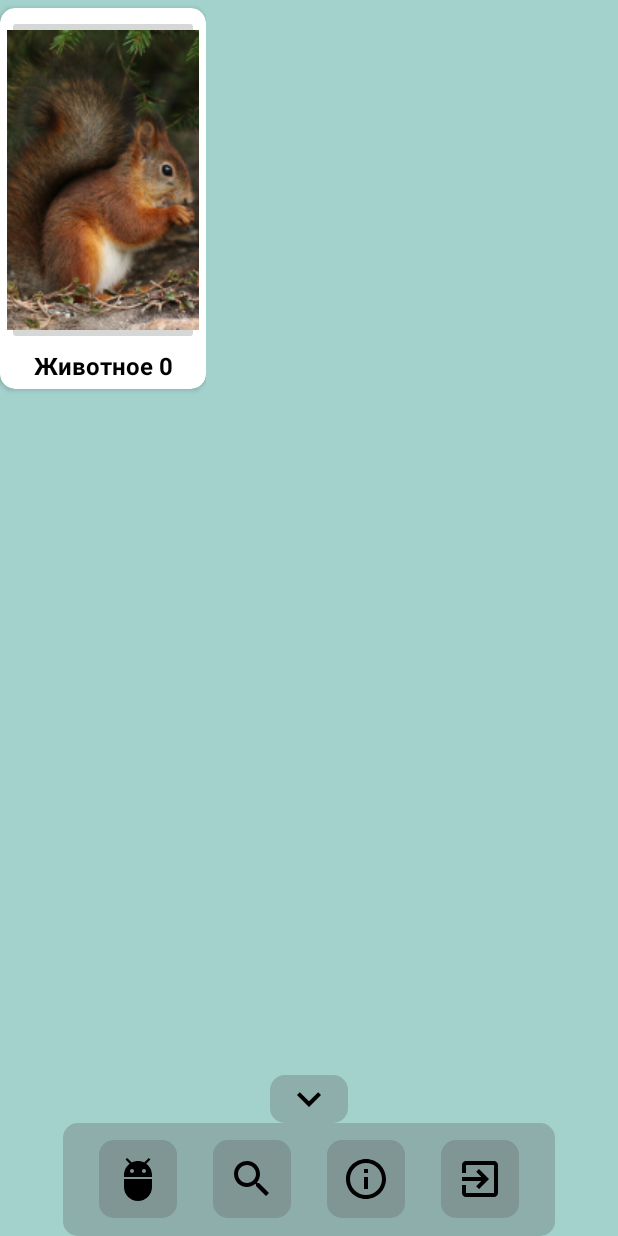
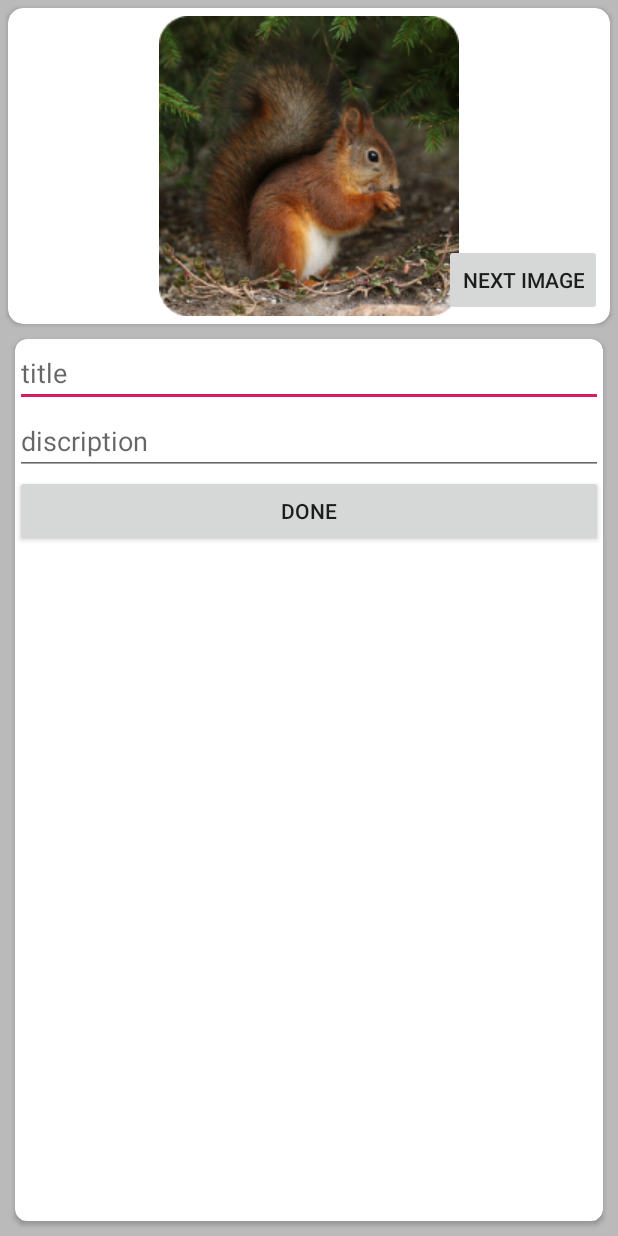
Before and after one commit to toffeantyri/TotemAnimals, an Android app: the screen it shows after launch (MainActivity before the commit, animal_editor_activity after it), after a tap on an icon or button, on a phone screen of 412 x 824 dp. Run offline under Robolectric (Android 15) with nearby library versions, the phone set to English and light mode, and no system bars; our stand-ins replace AdMob; 2 other taps on this screen came first.

Commit message:
0.16 переделываем функционал По кнопке search - > открывается новое активити, выбираем картинку, название, описание, с этими параметрами создается обьект лата класса animal, и отправляется в предыдущее активити. Принимает результат onActivityResult и если Result_ok, адаптер добавляет на экран новое животное

```diff
--- a/app/src/main/AndroidManifest.xml
+++ b/app/src/main/AndroidManifest.xml
@@ -11,10 +11,12 @@
         android:supportsRtl="true"
         android:theme="@style/AppTheme"
         tools:ignore="GoogleAppIndexingWarning">
+        <activity android:name=".animal_editor_activity"></activity>
+
         <meta-data
             android:name="@string/application_id_name_test"
-            android:value="@string/my_app_id_value_test" >
-        </meta-data>
+            android:value="@string/my_app_id_value_test"></meta-data>
+
         <activity android:name=".MainActivity">
             <intent-filter>
                 <action android:name="android.intent.action.MAIN" />
--- a/app/src/main/java/com/example/totemanimals/MainActivity.kt
+++ b/app/src/main/java/com/example/totemanimals/MainActivity.kt
@@ -2,6 +2,7 @@ package com.example.totemanimals
 
 import android.app.Activity
 import android.app.Dialog
+import android.app.Instrumentation
 import android.content.DialogInterface
 import android.content.Intent
 import android.graphics.PorterDuff
@@ -20,15 +21,12 @@ import com.google.android.gms.ads.AdRequest
 import com.google.android.gms.ads.AdView
 import com.google.android.gms.ads.MobileAds
 import kotlinx.android.synthetic.main.activity_main.*
+import kotlin.contracts.ContractBuilder
 
 class MainActivity : AppCompatActivity() {
     lateinit var mAdView: AdView
     private val adapter1 = AnimalsAdaptList()
-    private val imIdList = listOf(R.drawable.smallbelka,R.drawable.smallbober,R.drawable.smallezh,
-        R.drawable.smallfilin,R.drawable.smallkon,R.drawable.smalllebed,R.drawable.smalllisa,
-        R.drawable.smallmedved,R.drawable.smallolen,R.drawable.smallorel,R.drawable.smallpetuh,
-        R.drawable.smallslon,R.drawable.smalltur,R.drawable.smalluzh,R.drawable.smallvolk,)
-private var indexImList = 0
+
 
 
     override fun onCreate(savedInstanceState: Bundle?) {
@@ -48,8 +46,10 @@ private var indexImList = 0
         mAdView.loadAd(adRequest)
 
 
+init()
+
+
     }
-
 
     fun onClickOpenMenu(view: View) {
         buttonEffectonClick(btn_open_menu)
@@ -94,16 +94,20 @@ private var indexImList = 0
     }
 
 
-
+    override fun onActivityResult(requestCode: Int, resultCode: Int, data: Intent?) {
+        super.onActivityResult(requestCode, resultCode, data)
+        if (resultCode== Activity.RESULT_OK) {
+            adapter1.addAnimal(data?.getSerializableExtra("animal") as Animal)
+        }
+    }
 
 private fun init() {
     rcView_AnList.layoutManager = GridLayoutManager(this@MainActivity,3)
     rcView_AnList.adapter = adapter1
     menu_bt_searchlist.setOnClickListener {
-        if(indexImList > imIdList.size-1) indexImList = 0
-        val animal = Animal(imIdList[indexImList],"Животное $indexImList")
-        adapter1.addAnimal(animal)
-        indexImList++
+        val intent = Intent(this, animal_editor_activity::class.java)
+        //intent.putExtra("add","add")
+        startActivityForResult(intent,100)
     }
 }
 }
--- /dev/null
+++ b/app/src/main/java/com/example/totemanimals/animal_editor_activity.kt
@@ -0,0 +1,42 @@
+package com.example.totemanimals
+
+import android.app.Activity
+import android.content.Intent
+import androidx.appcompat.app.AppCompatActivity
+import android.os.Bundle
+import android.util.Log
+import kotlinx.android.synthetic.main.activity_animal_editor_activity.*
+
+class animal_editor_activity : AppCompatActivity() {
+
+    private val imIdList = listOf(R.drawable.smallbelka,R.drawable.smallbober,R.drawable.smallezh,
+        R.drawable.smallfilin,R.drawable.smallkon,R.drawable.smalllebed,R.drawable.smalllisa,
+        R.drawable.smallmedved,R.drawable.smallolen,R.drawable.smallorel,R.drawable.smallpetuh,
+        R.drawable.smallslon,R.drawable.smalltur,R.drawable.smalluzh,R.drawable.smallvolk,)
+
+    private var indexImList = 0
+    private var imId = imIdList[0]
+
+    override fun onCreate(savedInstanceState: Bundle?) {
+        super.onCreate(savedInstanceState)
+        setContentView(R.layout.activity_animal_editor_activity)
+
+        initButtons()
+    }
+    private fun initButtons() {
+        btn_im_next.setOnClickListener {
+            indexImList++
+            if(indexImList>imIdList.size-1) indexImList = 0
+            imId = imIdList[indexImList]
+            im_View_changed.setImageResource(imIdList[indexImList])
+                    }
+        btn_done.setOnClickListener{
+            val animal = Animal(imId, ed_title.text.toString(), ed_descrip.text.toString())
+            val editIntent = intent.putExtra("animal",animal)
+            setResult(Activity.RESULT_OK,editIntent)
+            finish()
+        }
+    }
+
+
+}
--- a/app/src/main/java/com/example/totemanimals/shablon_animal.kt
+++ b/app/src/main/java/com/example/totemanimals/shablon_animal.kt
@@ -1,5 +1,7 @@
 package com.example.totemanimals
 
-data class Animal (val im_animal:Int, val title_animal:String) {
+import java.io.Serializable
+
+data class Animal (val im_animal:Int, val title_animal:String, val disc: String):Serializable {
 
 }
--- /dev/null
+++ b/app/src/main/res/layout/activity_animal_editor_activity.xml
@@ -0,0 +1,88 @@
+<?xml version="1.0" encoding="utf-8"?>
+<androidx.constraintlayout.widget.ConstraintLayout xmlns:android="http://schemas.android.com/apk/res/android"
+    xmlns:app="http://schemas.android.com/apk/res-auto"
+    xmlns:tools="http://schemas.android.com/tools"
+    android:layout_width="match_parent"
+    android:layout_height="match_parent"
+    android:background="#958D8D8D"
+    tools:context=".animal_editor_activity">
+
+    <androidx.cardview.widget.CardView
+        android:id="@+id/cardView"
+        android:layout_width="match_parent"
+        android:layout_height="wrap_content"
+        android:layout_margin="5dp"
+        app:cardCornerRadius="10dp"
+        app:layout_constraintBottom_toBottomOf="parent"
+        app:layout_constraintEnd_toEndOf="parent"
+        app:layout_constraintStart_toStartOf="parent"
+        app:layout_constraintTop_toTopOf="parent"
+        app:layout_constraintVertical_bias="0.0">
+
+        <LinearLayout
+            android:layout_width="match_parent"
+            android:layout_height="match_parent"
+            android:orientation="horizontal">
+
+            <ImageView
+                android:id="@+id/im_View_changed"
+                android:layout_width="match_parent"
+                android:layout_height="200dp"
+                android:layout_margin="5dp"
+                android:layout_weight="0"
+                app:srcCompat="@drawable/smallbelka" />
+        </LinearLayout>
+
+    </androidx.cardview.widget.CardView>
+
+    <Button
+        android:id="@+id/btn_im_next"
+        android:layout_width="wrap_content"
+        android:layout_height="wrap_content"
+        android:layout_margin="5dp"
+        android:text="next image"
+        app:layout_constraintBottom_toBottomOf="@+id/cardView"
+        app:layout_constraintEnd_toEndOf="@+id/cardView" />
+
+    <androidx.cardview.widget.CardView
+        android:layout_width="0dp"
+        android:layout_height="0dp"
+        android:layout_margin="10dp"
+        android:layout_marginStart="1dp"
+        app:cardCornerRadius="8dp"
+        app:layout_constraintBottom_toBottomOf="parent"
+        app:layout_constraintEnd_toEndOf="parent"
+        app:layout_constraintStart_toStartOf="parent"
+        app:layout_constraintTop_toBottomOf="@+id/cardView"
+        app:layout_constraintVertical_bias="0.0">
+
+        <LinearLayout
+            android:layout_width="match_parent"
+            android:layout_height="match_parent"
+            android:orientation="vertical">
+
+            <EditText
+                android:id="@+id/ed_title"
+                android:layout_width="match_parent"
+                android:layout_height="wrap_content"
+                android:ems="10"
+                android:hint="title"
+                android:inputType="textPersonName" />
+
+            <EditText
+                android:id="@+id/ed_descrip"
+                android:layout_width="match_parent"
+                android:layout_height="wrap_content"
+                android:ems="10"
+                android:hint="discription"
+                android:inputType="textPersonName" />
+
+            <Button
+                android:id="@+id/btn_done"
+                android:layout_width="match_parent"
+                android:layout_height="wrap_content"
+                android:text="done" />
+        </LinearLayout>
+    </androidx.cardview.widget.CardView>
+
+</androidx.constraintlayout.widget.ConstraintLayout>
--- a/app/src/main/res/layout/animal_shablon_xml.xml
+++ b/app/src/main/res/layout/animal_shablon_xml.xml
@@ -4,14 +4,14 @@
     android:layout_width="match_parent"
     android:layout_height="wrap_content"
     android:layout_gravity="center_horizontal"
-    android:background="#00FFFFFF">
+    android:background="#00474747">
 
     <androidx.cardview.widget.CardView
-        android:layout_width="wrap_content"
+        android:layout_width="0dp"
         android:layout_height="wrap_content"
         android:layout_marginHorizontal="5dp"
         android:layout_marginVertical="5dp"
-        android:background="#FFFFFF"
+        android:background="#74FFFFFF"
         app:cardCornerRadius="10dp"
         app:layout_constraintBottom_toBottomOf="parent"
         app:layout_constraintEnd_toEndOf="parent"
@@ -20,23 +20,25 @@
         app:layout_constraintVertical_bias="0.0">
 
         <LinearLayout
-            android:layout_width="wrap_content"
-            android:layout_height="wrap_content"
+            android:layout_width="match_parent"
+            android:layout_height="match_parent"
             android:layout_margin="3dp"
+            android:background="#00FFFFFF"
             android:orientation="vertical">
 
-            <ImageButton
+            <ImageView
                 android:id="@+id/im_item_shablon"
-                android:layout_width="wrap_content"
-                android:layout_height="wrap_content"
-                android:layout_margin="1dp"
+                android:layout_width="match_parent"
+                android:layout_height="100dp"
+                android:layout_marginHorizontal="1dp"
+                android:layout_marginVertical="1dp"
                 app:srcCompat="@drawable/smallbelka" />
 
             <TextView
                 android:id="@+id/tv_item_shablon"
                 android:layout_width="match_parent"
-                android:layout_height="match_parent"
-                android:layout_margin="1dp"
+                android:layout_height="wrap_content"
+                android:layout_margin="3dp"
                 android:layout_weight="1"
                 android:gravity="center"
                 android:text="TextView"
```
